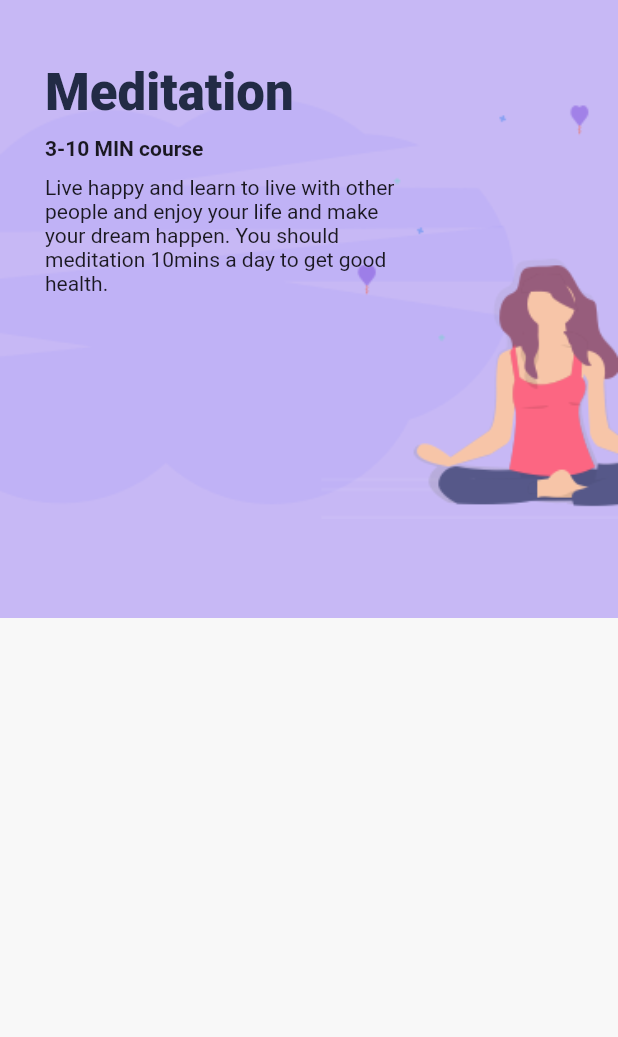
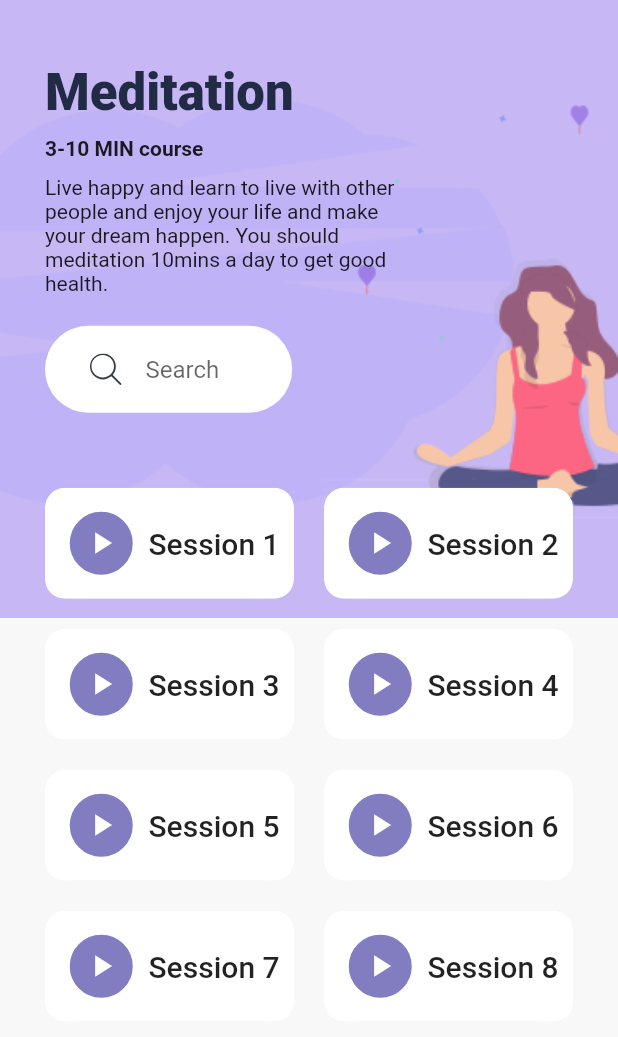
Before and after one commit to chamrouensann/Daily-Exercises-Flutter-Application, a Flutter app: the DetailsScreen screen opened directly, on a phone screen of 412 x 824 dp. Shown: the top 1037 px of the screen. Run offline on Flutter 3.47's test engine with Material 2 defaults, Android fonts, the phone set to English and light mode, and no system bars; our stand-ins replace flutter_svg.

Commit message:
Adding session card

```diff
--- a/daily_exercises_flutter_app/lib/screens/details_screen.dart
+++ b/daily_exercises_flutter_app/lib/screens/details_screen.dart
@@ -1,4 +1,6 @@
 import 'package:dailyexercisesflutterapp/constants.dart';
+import 'package:dailyexercisesflutterapp/widgets/search_bar.dart';
+import 'package:dailyexercisesflutterapp/widgets/session_card.dart';
 import 'package:flutter/material.dart';
 
 class DetailsScreen extends StatelessWidget {
@@ -44,6 +46,59 @@ class DetailsScreen extends StatelessWidget {
                     width: size.width * .6,
                     child: Text(
                         "Live happy and learn to live with other people and enjoy your life and make your dream happen. You should meditation 10mins a day to get good health."),
+                  ),
+                  SizedBox(
+                    child: SearchBar(),
+                    width: size.width * .4,
+                  ),
+                  SizedBox(
+                    height: 30,
+                  ),
+                  Wrap(
+                    spacing: 20,
+                    runSpacing: 20,
+                    children: <Widget>[
+                      SessionCard(
+                        sessionNum: 1,
+                        isDone: true,
+                        press: () {},
+                      ),
+                      SessionCard(
+                        sessionNum: 2,
+                        isDone: true,
+                        press: () {},
+                      ),
+                      SessionCard(
+                        sessionNum: 3,
+                        isDone: true,
+                        press: () {},
+                      ),
+                      SessionCard(
+                        sessionNum: 4,
+                        isDone: true,
+                        press: () {},
+                      ),
+                      SessionCard(
+                        sessionNum: 5,
+                        isDone: true,
+                        press: () {},
+                      ),
+                      SessionCard(
+                        sessionNum: 6,
+                        isDone: true,
+                        press: () {},
+                      ),
+                      SessionCard(
+                        sessionNum: 7,
+                        isDone: true,
+                        press: () {},
+                      ),
+                      SessionCard(
+                        sessionNum: 8,
+                        isDone: true,
+                        press: () {},
+                      ),
+                    ],
                   )
                 ],
               ),
--- /dev/null
+++ b/daily_exercises_flutter_app/lib/widgets/session_card.dart
@@ -0,0 +1,70 @@
+import 'package:flutter/material.dart';
+
+import '../constants.dart';
+
+class SessionCard extends StatelessWidget {
+  final int sessionNum;
+  final bool isDone;
+  final Function press;
+  const SessionCard({
+    Key key,
+    this.sessionNum,
+    this.isDone = false,
+    this.press,
+  }) : super(key: key);
+
+  @override
+  Widget build(BuildContext context) {
+    return LayoutBuilder(builder: (context, constraint) {
+      return ClipRRect(
+        borderRadius: BorderRadius.circular(13),
+        child: Container(
+          width: constraint.maxWidth / 2 - 10,
+//          padding: EdgeInsets.all(16),
+          decoration: BoxDecoration(
+              color: Colors.white,
+              borderRadius: BorderRadius.circular(13),
+              boxShadow: [
+                BoxShadow(
+                  offset: Offset(0, 17),
+                  blurRadius: 23,
+                  spreadRadius: -13,
+                  color: kShadowColor,
+                )
+              ]),
+          child: Material(
+            color: Colors.transparent,
+            child: InkWell(
+              onTap: press,
+              child: Padding(
+                padding: const EdgeInsets.all(16),
+                child: Row(
+                  children: <Widget>[
+                    Container(
+                      height: 42,
+                      width: 43,
+                      decoration: BoxDecoration(
+                        color: isDone ? kBlueColor : Colors.white,
+                        shape: BoxShape.circle,
+                        border: Border.all(color: kBlueColor),
+                      ),
+                      child: Icon(
+                        Icons.play_arrow,
+                        color: isDone ? Colors.white : kBlueColor,
+                      ),
+                    ),
+                    SizedBox(width: 10),
+                    Text(
+                      "Session $sessionNum",
+                      style: Theme.of(context).textTheme.title,
+                    )
+                  ],
+                ),
+              ),
+            ),
+          ),
+        ),
+      );
+    });
+  }
+}
```
